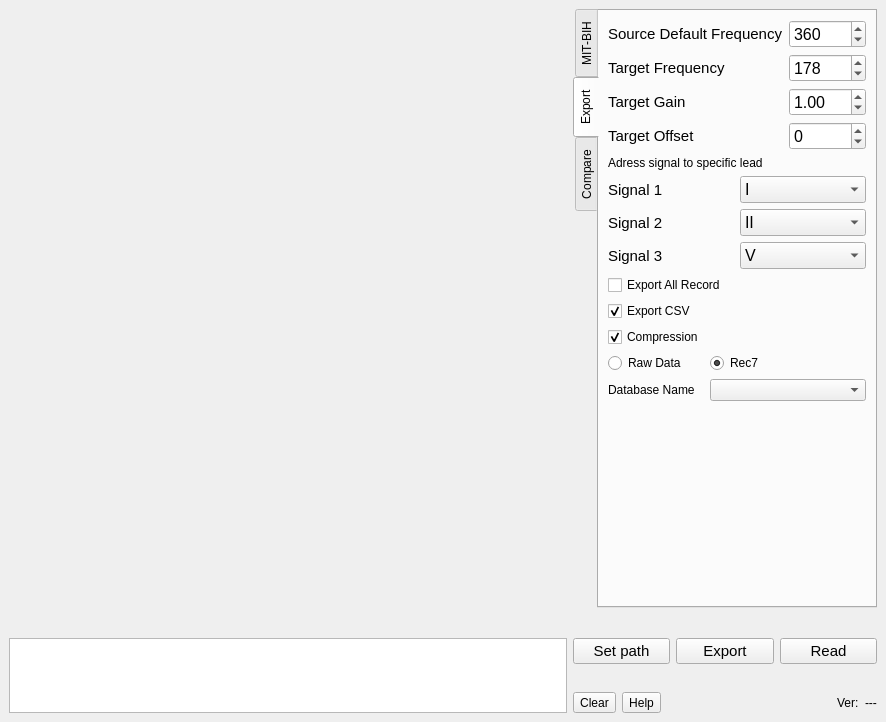
First picture: the form in src/Views/mainwindow.ui, repository erfanmohammadzadeh/QCardio, before the edit.
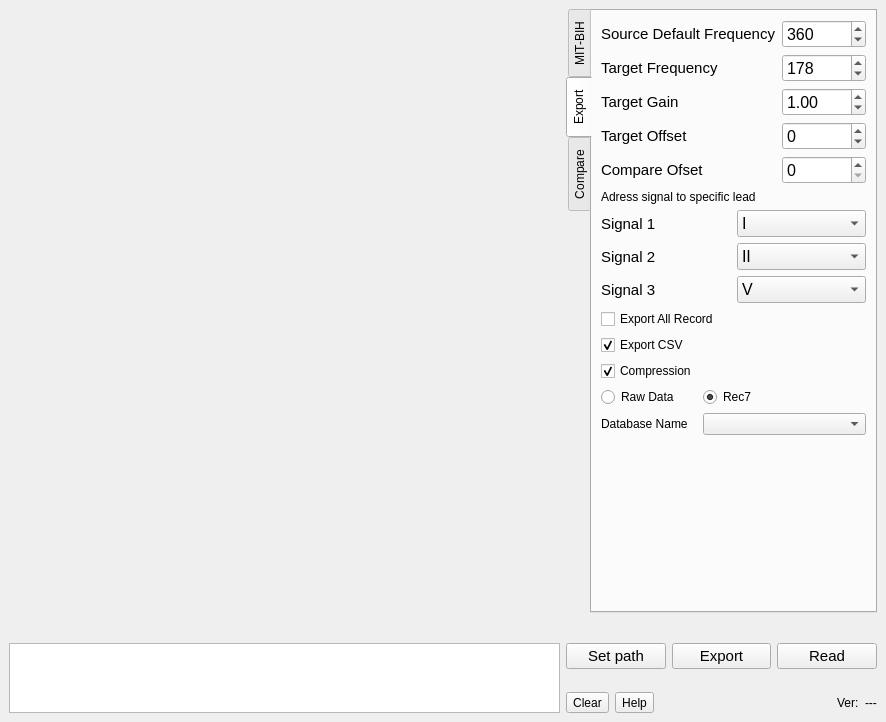
Second picture: the form after the edit.

What changed in the file:
```diff
--- a/src/Views/mainwindow.ui
+++ b/src/Views/mainwindow.ui
@@ -559,6 +559,30 @@
               </property>
              </widget>
             </item>
+            <item row="4" column="1">
+             <widget class="QSpinBox" name="spinBoxCompareOfset">
+              <property name="font">
+               <font>
+                <pointsize>12</pointsize>
+               </font>
+              </property>
+              <property name="maximum">
+               <number>1000000</number>
+              </property>
+             </widget>
+            </item>
+            <item row="4" column="0">
+             <widget class="QLabel" name="labelCompareOfset">
+              <property name="font">
+               <font>
+                <pointsize>11</pointsize>
+               </font>
+              </property>
+              <property name="text">
+               <string>Compare Ofset</string>
+              </property>
+             </widget>
+            </item>
            </layout>
           </item>
           <item row="3" column="1">
```
Left out of the diff: 88 changed lines with no effect on the pictures.
